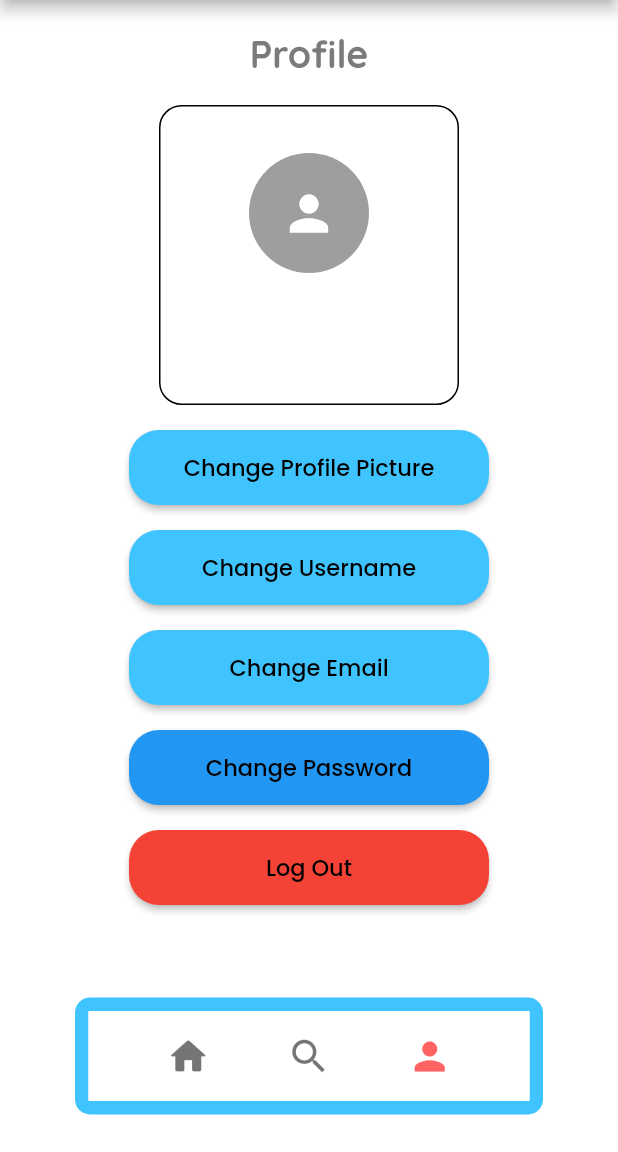
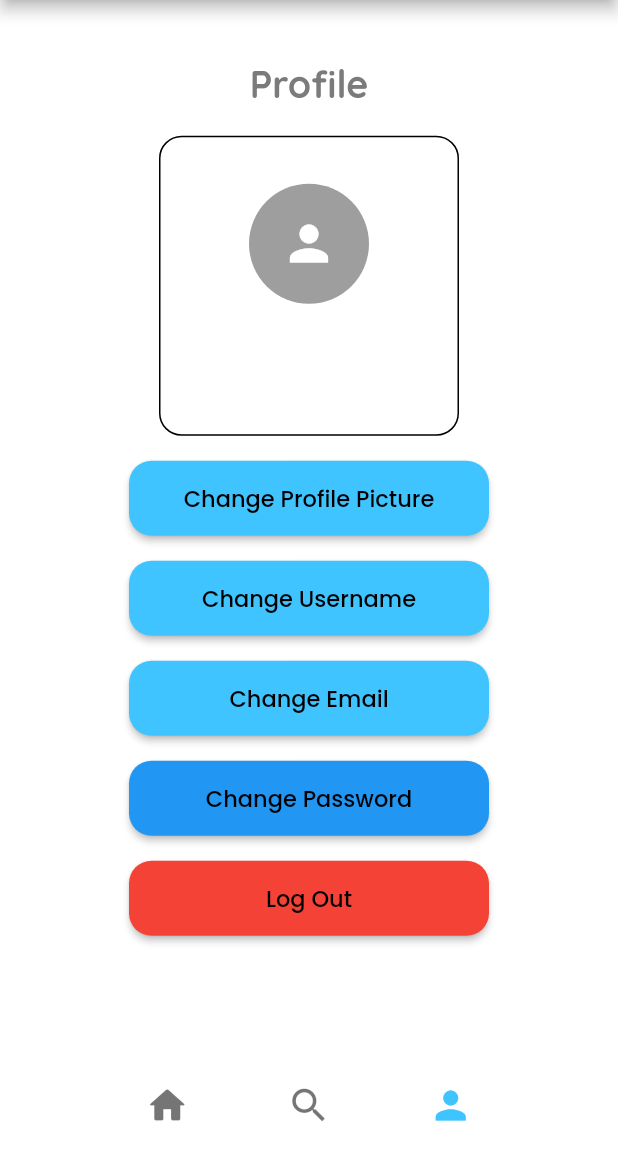
Before and after one commit to MasterChiefCarl/GGY_TwitterClone, a Flutter app: the screen it shows once a user with an empty profile is signed in, after a tap on the "search" icon, after a tap on the "person" icon, on a phone screen of 412 x 824 dp, the part 84-1236 px from its top. Run offline on Flutter 3.47's test engine with Material 2 defaults, Android fonts, the phone set to English and light mode, and no system bars; our stand-ins replace cloud_firestore, firebase_auth, firebase_core, firebase_storage, get_it, google_fonts and 2 more; missing offline and left inert: simple_moment; accounts and stored records are empty.

Commit message:
quality life changes we dont need lmao

```diff
--- a/ggy_twitter_clone/lib/src/screens/home/home_screen.dart
+++ b/ggy_twitter_clone/lib/src/screens/home/home_screen.dart
@@ -54,11 +54,20 @@ class _HomeScreenState extends State<HomeScreen> {
       ),
       body: _children[_selectedIndex],
       bottomNavigationBar: Container(
-        margin: const EdgeInsets.symmetric(horizontal: 50,vertical: 25),
-        decoration: BoxDecoration(
-            border: Border.all(color: Colors.lightBlueAccent,width: 9),
-            borderRadius: const BorderRadius.all(Radius.circular(10))),
-
+        margin: const EdgeInsets.symmetric(horizontal: 25, vertical: 0), // adjusts the spacing of the bar from bottom
+        padding: const EdgeInsets.fromLTRB(5, 25, 5, 0),
+        decoration: BoxDecoration( //customization to the bottom bar
+          color: Colors.white,
+          borderRadius: BorderRadius.circular(25),
+          // boxShadow: [
+          //   BoxShadow(
+          //       color: Theme.of(context).colorScheme.shadow.withOpacity(0.2),
+          //       spreadRadius: 2,
+          //       blurRadius: 7,
+          //       offset: const Offset(3, 3)),
+          // ],
+          border: Border.all(width: 1, color: Colors.white)
+        ),
         child: BottomAppBar(
           elevation: 0,
           child: SizedBox(
@@ -105,3 +114,5 @@ class _HomeScreenState extends State<HomeScreen> {
     );
   }
 }
+
+// hey ash the iconbuttonbar i moved it under widgets
--- a/ggy_twitter_clone/lib/src/screens/navProfilePage.dart
+++ b/ggy_twitter_clone/lib/src/screens/navProfilePage.dart
@@ -81,7 +81,7 @@ class _profileState extends State<navProfilePage> {
                 },
                 style: ElevatedButton.styleFrom(
                   shape: RoundedRectangleBorder(
-                    borderRadius: BorderRadius.circular(20.0),
+                    borderRadius: BorderRadius.circular(15),
                   ),
                   fixedSize: const Size(240, 50),
                   primary: Colors.lightBlueAccent,
@@ -100,7 +100,7 @@ class _profileState extends State<navProfilePage> {
                 onPressed: () {},
                 style: ElevatedButton.styleFrom(
                   shape: RoundedRectangleBorder(
-                    borderRadius: BorderRadius.circular(20.0),
+                    borderRadius: BorderRadius.circular(15),
                   ),
                   fixedSize: const Size(240, 50),
                   primary: Colors.lightBlueAccent,
@@ -119,7 +119,7 @@ class _profileState extends State<navProfilePage> {
                 onPressed: () {},
                 style: ElevatedButton.styleFrom(
                   shape: RoundedRectangleBorder(
-                    borderRadius: BorderRadius.circular(20.0),
+                    borderRadius: BorderRadius.circular(15),
                   ),
                   fixedSize: const Size(240, 50),
                   primary: Colors.lightBlueAccent,
@@ -138,7 +138,7 @@ class _profileState extends State<navProfilePage> {
                 onPressed: () {},
                 style: ElevatedButton.styleFrom(
                   shape: RoundedRectangleBorder(
-                    borderRadius: BorderRadius.circular(20.0),
+                    borderRadius: BorderRadius.circular(15),
                   ),
                   fixedSize: const Size(240, 50),
                   primary: Colors.blue,
@@ -159,7 +159,7 @@ class _profileState extends State<navProfilePage> {
                 },
                 style: ElevatedButton.styleFrom(
                   shape: RoundedRectangleBorder(
-                    borderRadius: BorderRadius.circular(20.0),
+                    borderRadius: BorderRadius.circular(15),
                   ),
                   fixedSize: const Size(240, 50),
                   primary: Colors.red,
--- a/ggy_twitter_clone/lib/src/widgets/iconbottombar.dart
+++ b/ggy_twitter_clone/lib/src/widgets/iconbottombar.dart
@@ -13,7 +13,7 @@ class IconBottomBar extends StatelessWidget {
   final bool selected;
   final Function() onPressed;
 
-  final primaryColor = const Color(0xffff6363);
+  final primaryColor = Colors.lightBlueAccent;
 
   @override
   Widget build(BuildContext context) {
```
